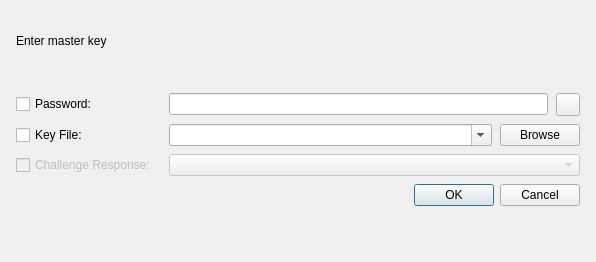
This is src/gui/DatabaseOpenWidget.ui in keepassxreboot/keepassxc as Qt 5 draws it before an edit. The edited form follows.
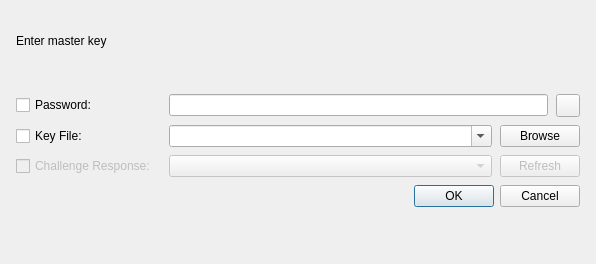
This is the edited form. Custom widgets are drawn as their Qt base class.

Commit message: Remember if challenge-response was used for each database and allow to re-detect Yubikeys without closing the database first

```diff
--- a/src/gui/DatabaseOpenWidget.ui
+++ b/src/gui/DatabaseOpenWidget.ui
@@ -7,7 +7,7 @@
     <x>0</x>
     <y>0</y>
     <width>596</width>
-    <height>262</height>
+    <height>264</height>
    </rect>
   </property>
   <layout class="QVBoxLayout" name="verticalLayout" stretch="0,1,0,1,0,0,3">
@@ -164,6 +164,25 @@
         <widget class="QComboBox" name="comboChallengeResponse">
          <property name="enabled">
           <bool>false</bool>
+         </property>
+         <property name="sizePolicy">
+          <sizepolicy hsizetype="Expanding" vsizetype="Fixed">
+           <horstretch>0</horstretch>
+           <verstretch>0</verstretch>
+          </sizepolicy>
+         </property>
+         <property name="editable">
+          <bool>false</bool>
+         </property>
+        </widget>
+       </item>
+       <item>
+        <widget class="QPushButton" name="buttonRedetectYubikey">
+         <property name="enabled">
+          <bool>false</bool>
+         </property>
+         <property name="text">
+          <string>Refresh</string>
          </property>
         </widget>
        </item>
```
The commit also changes 4 other files.
